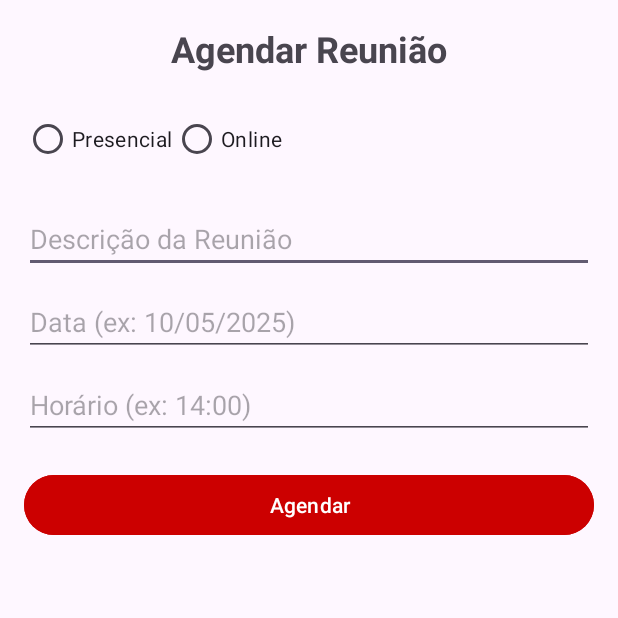
After one commit to ElisianaC/Unifacilita, an Android app: the ReuniaoActivity screen opened directly, with no data from a screen before it, on a phone screen of 412 x 824 dp, the top half of it. The commit adds this screen. Run offline under Robolectric (Android 15) with nearby library versions, the phone set to English and light mode, and no system bars.

Commit message:
Unifacilita

```diff
--- a/app/src/main/java/com/example/unifacilita10/HomeActivity.java
+++ b/app/src/main/java/com/example/unifacilita10/HomeActivity.java
@@ -25,7 +25,7 @@ public class HomeActivity extends AppCompatActivity {
 
     private Class<?>[] activities = {   //trocar o nome das activities de cada módulo. Aqui todas as opções do menu estão na FaleConoscoActivity. Precisa sequir a mesma ordem da lista "nomes" acima
             FaleConoscoActivity.class, FaleConoscoActivity.class, FaleConoscoActivity.class,
-            FaleConoscoActivity.class, FaleConoscoActivity.class, FaleConoscoActivity.class,
+            ReuniaoActivity.class, FaleConoscoActivity.class, FaleConoscoActivity.class,
             FaleConoscoActivity.class, FaleConoscoActivity.class, FaleConoscoActivity.class
     };
 
--- /dev/null
+++ b/app/src/main/java/com/example/unifacilita10/ReuniaoActivity.java
@@ -0,0 +1,51 @@
+package com.example.unifacilita10;
+
+import android.os.Bundle;
+import android.widget.Button;
+import android.widget.EditText;
+import android.widget.RadioButton;
+import android.widget.RadioGroup;
+import android.widget.Toast;
+
+import androidx.appcompat.app.AppCompatActivity;
+
+public class ReuniaoActivity extends AppCompatActivity {
+
+    private EditText editDescricao, editData, editHorario;
+    private RadioGroup radioTipo;
+    private RadioButton radioPresencial, radioOnline;
+    private Button btnAgendar;
+
+    @Override
+    protected void onCreate(Bundle savedInstanceState) {
+        super.onCreate(savedInstanceState);
+        setContentView(R.layout.activity_reuniao);
+
+        // Ligando os elementos da tela
+        editDescricao = findViewById(R.id.editDescricao);
+        editData = findViewById(R.id.editData);
+        editHorario = findViewById(R.id.editHorario);
+        radioTipo = findViewById(R.id.radioTipo);
+        radioPresencial = findViewById(R.id.radioPresencial);
+        radioOnline = findViewById(R.id.radioOnline);
+        btnAgendar = findViewById(R.id.btnAgendar);
+
+        btnAgendar.setOnClickListener(v -> {
+            String descricao = editDescricao.getText().toString();
+            String data = editData.getText().toString();
+            String horario = editHorario.getText().toString();
+            String tipo = radioPresencial.isChecked() ? "Presencial" : radioOnline.isChecked() ? "Online" : "";
+
+            if (descricao.isEmpty() || data.isEmpty() || horario.isEmpty() || tipo.isEmpty()) {
+                Toast.makeText(this, "Preencha todos os campos", Toast.LENGTH_SHORT).show();
+            } else {
+                String mensagem = "Reunião agendada:\n" +
+                        "Título: " + descricao + "\n" +
+                        "Tipo: " + tipo + "\n" +
+                        "Data: " + data + "\n" +
+                        "Horário: " + horario;
+                Toast.makeText(this, mensagem, Toast.LENGTH_LONG).show();
+            }
+        });
+    }
+}
--- /dev/null
+++ b/app/src/main/res/layout/activity_reuniao.xml
@@ -0,0 +1,94 @@
+<?xml version="1.0" encoding="utf-8"?>
+<androidx.constraintlayout.widget.ConstraintLayout
+    xmlns:android="http://schemas.android.com/apk/res/android"
+    xmlns:app="http://schemas.android.com/apk/res-auto"
+    android:id="@+id/main"
+    android:layout_width="match_parent"
+    android:layout_height="match_parent"
+    android:padding="16dp">
+
+    <!-- Título -->
+    <TextView
+        android:id="@+id/txtTitulo"
+        android:layout_width="0dp"
+        android:layout_height="wrap_content"
+        android:text="Agendar Reunião"
+        android:textSize="24sp"
+        android:textStyle="bold"
+        android:gravity="center"
+        app:layout_constraintTop_toTopOf="parent"
+        app:layout_constraintStart_toStartOf="parent"
+        app:layout_constraintEnd_toEndOf="parent"/>
+
+    <!-- Tipo de reunião -->
+    <RadioGroup
+        android:id="@+id/radioTipo"
+        android:layout_width="0dp"
+        android:layout_height="wrap_content"
+        android:orientation="horizontal"
+        app:layout_constraintTop_toBottomOf="@id/txtTitulo"
+        app:layout_constraintStart_toStartOf="parent"
+        app:layout_constraintEnd_toEndOf="parent"
+        android:layout_marginTop="20dp">
+
+        <RadioButton
+            android:id="@+id/radioPresencial"
+            android:layout_width="wrap_content"
+            android:layout_height="wrap_content"
+            android:text="Presencial" />
+
+        <RadioButton
+            android:id="@+id/radioOnline"
+            android:layout_width="wrap_content"
+            android:layout_height="wrap_content"
+            android:text="Online" />
+    </RadioGroup>
+
+    <!-- Descrição -->
+    <EditText
+        android:id="@+id/editDescricao"
+        android:layout_width="0dp"
+        android:layout_height="wrap_content"
+        android:hint="Descrição da Reunião"
+        android:inputType="textCapSentences"
+        app:layout_constraintTop_toBottomOf="@id/radioTipo"
+        app:layout_constraintStart_toStartOf="parent"
+        app:layout_constraintEnd_toEndOf="parent"
+        android:layout_marginTop="20dp"/>
+
+    <!-- Data -->
+    <EditText
+        android:id="@+id/editData"
+        android:layout_width="0dp"
+        android:layout_height="wrap_content"
+        android:hint="Data (ex: 10/05/2025)"
+        android:inputType="date"
+        app:layout_constraintTop_toBottomOf="@id/editDescricao"
+        app:layout_constraintStart_toStartOf="parent"
+        app:layout_constraintEnd_toEndOf="parent"
+        android:layout_marginTop="10dp"/>
+
+    <!-- Horário -->
+    <EditText
+        android:id="@+id/editHorario"
+        android:layout_width="0dp"
+        android:layout_height="wrap_content"
+        android:hint="Horário (ex: 14:00)"
+        android:inputType="time"
+        app:layout_constraintTop_toBottomOf="@id/editData"
+        app:layout_constraintStart_toStartOf="parent"
+        app:layout_constraintEnd_toEndOf="parent"
+        android:layout_marginTop="10dp"/>
+
+    <Button
+        android:id="@+id/btnAgendar"
+        android:layout_width="0dp"
+        android:layout_height="wrap_content"
+        android:text="Agendar"
+        android:backgroundTint="@android:color/holo_red_dark"
+        app:layout_constraintTop_toBottomOf="@id/editHorario"
+        app:layout_constraintStart_toStartOf="parent"
+        app:layout_constraintEnd_toEndOf="parent"
+        android:layout_marginTop="20dp"/>
+
+</androidx.constraintlayout.widget.ConstraintLayout>
```
Also changed, not shown: app/src/main/AndroidManifest.xml (+7 -8 lines), 1 other file.
